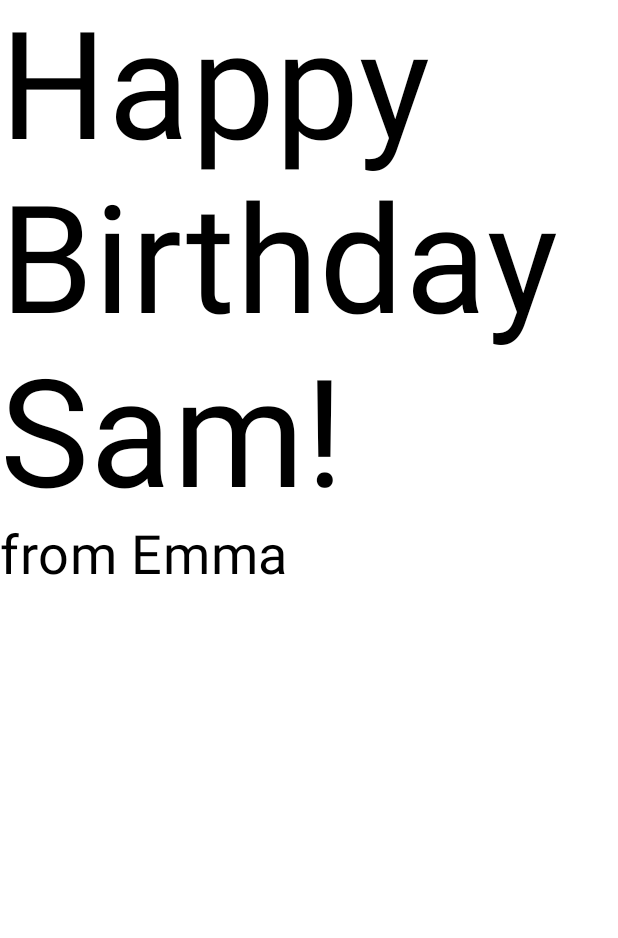
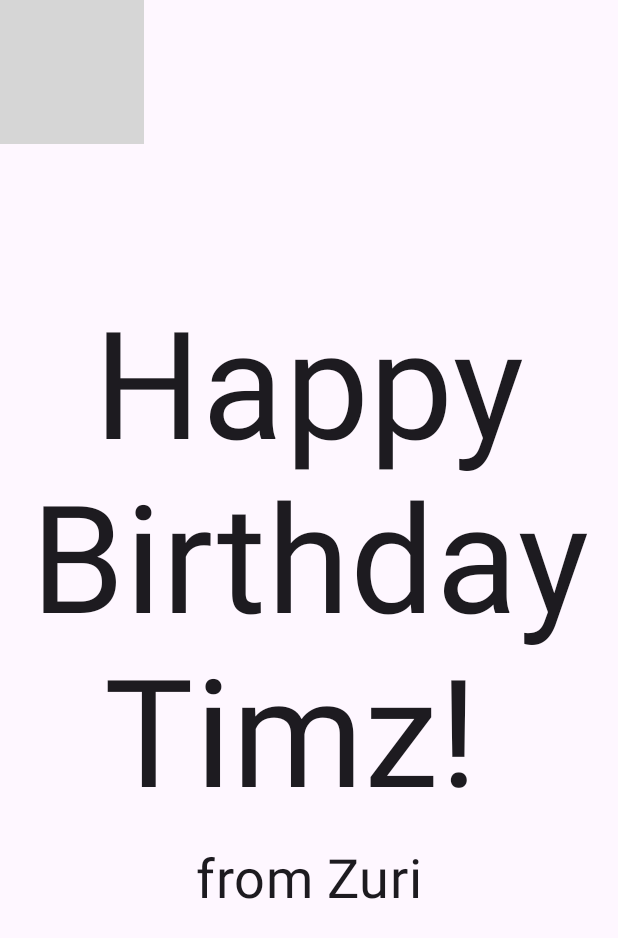
Before and after one commit to TimzOwen/TheAndroidComposeSeries, an Android app built with Jetpack Compose: the @Preview function GreetingPreview, on a phone screen of 412 x 824 dp. Shown: the top 938 px of the screen. Run offline under Robolectric (Android 15) with nearby library versions, the phone set to English and light mode, and no system bars; 1 statement that could not run was skipped; grey boxes are pictures that could not be loaded.

Commit message:
adding image to the app

```diff
--- a/app/src/main/java/com/example/happybirthdaycard/MainActivity.kt
+++ b/app/src/main/java/com/example/happybirthdaycard/MainActivity.kt
@@ -4,7 +4,9 @@ import android.os.Bundle
 import androidx.activity.ComponentActivity
 import androidx.activity.compose.setContent
 import androidx.activity.enableEdgeToEdge
+import androidx.compose.foundation.Image
 import androidx.compose.foundation.layout.Arrangement
+import androidx.compose.foundation.layout.Box
 import androidx.compose.foundation.layout.Column
 import androidx.compose.foundation.layout.fillMaxSize
 import androidx.compose.foundation.layout.padding
@@ -12,7 +14,12 @@ import androidx.compose.material3.MaterialTheme
 import androidx.compose.material3.Surface
 import androidx.compose.material3.Text
 import androidx.compose.runtime.Composable
+import androidx.compose.ui.Alignment
 import androidx.compose.ui.Modifier
+import androidx.compose.ui.layout.ContentScale
+import androidx.compose.ui.res.painterResource
+import androidx.compose.ui.res.stringResource
+import androidx.compose.ui.text.style.TextAlign
 import androidx.compose.ui.tooling.preview.Preview
 import androidx.compose.ui.unit.dp
 import androidx.compose.ui.unit.sp
@@ -28,10 +35,9 @@ class MainActivity : ComponentActivity() {
                     modifier = Modifier.fillMaxSize(),
                     color = MaterialTheme.colorScheme.background
                 ) {
-                    GreetingText(
-                        message = "Happy Birthday Timz! ",
-                        from = "from Zuri",
-                        modifier = Modifier.padding(8.dp)
+                    GreetingImage(
+                        message = stringResource(R.string.happy_birthday_timz),
+                        from = stringResource(R.string.from_zuri),
                     )
                 }
             }
@@ -39,6 +45,29 @@ class MainActivity : ComponentActivity() {
     }
 }
 
+@Composable
+fun GreetingImage(
+    modifier: Modifier = Modifier,
+    message: String,
+    from: String
+) {
+    val image = painterResource(R.drawable.androidparty)
+    Box(modifier) {
+        Image(
+            painter = image,
+            contentScale = ContentScale.Crop,
+            contentDescription = null,
+            alpha = 0.5f
+        )
+        GreetingText(
+            modifier = modifier
+                .fillMaxSize()
+                .padding(8.dp),
+            message = message,
+            from = from
+        )
+    }
+}
 
 @Composable
 fun GreetingText(
@@ -48,24 +77,40 @@ fun GreetingText(
 ) {
     Column(
         verticalArrangement = Arrangement.Center,
+        horizontalAlignment = Alignment.CenterHorizontally,
         modifier = modifier
     ) {
         Text(
             text = message,
             fontSize = 100.sp,
-            lineHeight = 116.sp
+            lineHeight = 116.sp,
+            textAlign = TextAlign.Center
         )
         Text(
             text = from,
-            fontSize = 36.sp
+            fontSize = 36.sp,
+            modifier = Modifier
+                .padding(16.dp)
+                .align(alignment = Alignment.CenterHorizontally)
+
         )
     }
 }
 
-@Preview(showBackground = true)
+@Preview(
+    showBackground = true,
+    showSystemUi = true
+)
 @Composable
 fun GreetingPreview() {
-    HappyBirthdayCardTheme {
-        GreetingText(message = "Happy Birthday Sam! ", from = "from Emma")
+    Surface(
+        modifier = Modifier.fillMaxSize(),
+        color = MaterialTheme.colorScheme.background
+    ) {
+        HappyBirthdayCardTheme {
+            GreetingImage(
+                message = stringResource(R.string.happy_birthday_timz),
+                from = stringResource(R.string.from_zuri))
+        }
     }
 }
--- a/app/src/main/res/values/strings.xml
+++ b/app/src/main/res/values/strings.xml
@@ -1,3 +1,5 @@
 <resources>
     <string name="app_name">HappyBirthdayCard</string>
+    <string name="happy_birthday_timz">"Happy Birthday Timz! "</string>
+    <string name="from_zuri">from Zuri</string>
 </resources>
```
Also changed, not shown: 1 other file.
